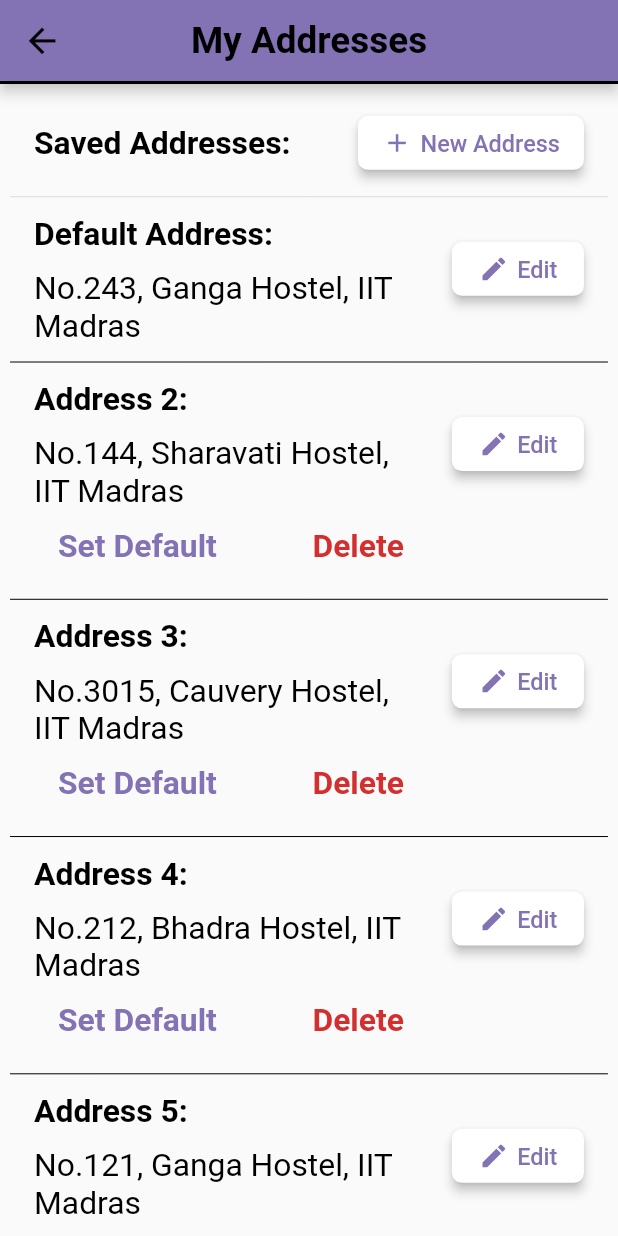
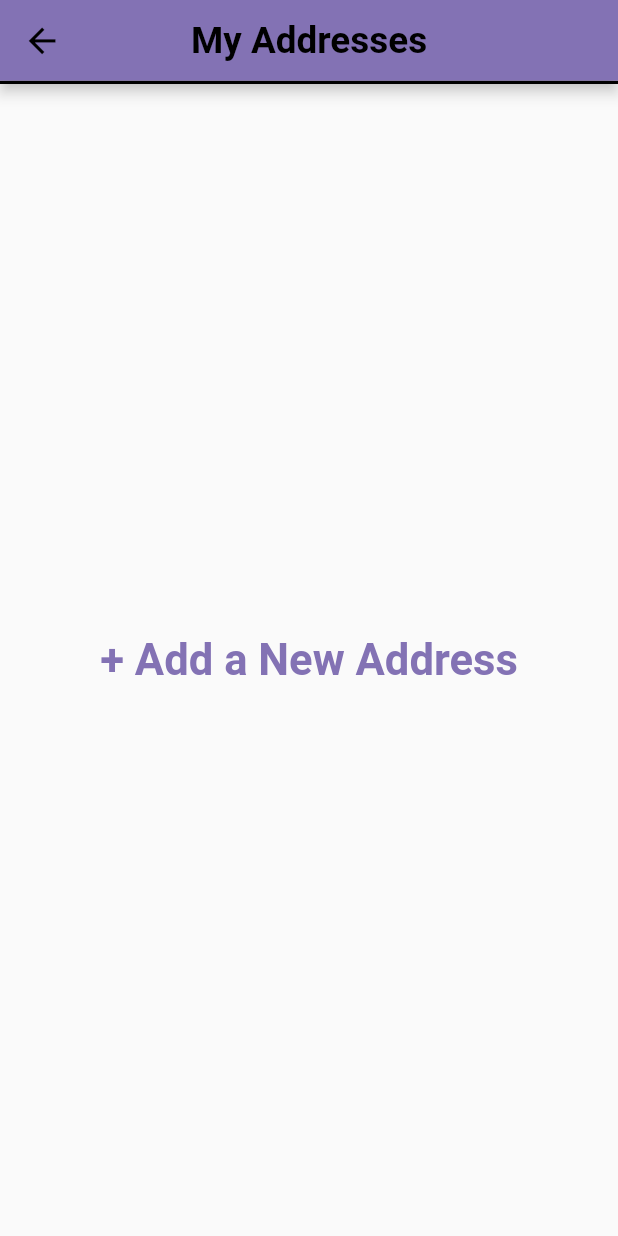
Before and after one commit to tarunprasadoff/insti_shop, a Flutter app: the MyAddressesScreen screen opened directly, on a phone screen of 412 x 824 dp. Run offline on Flutter 3.47's test engine with Material 2 defaults, Android fonts, the phone set to English and light mode, and no system bars; our stand-ins replace equatable.

Commit message:
AddAddressFeature

```diff
--- a/lib/providers/profile.dart
+++ b/lib/providers/profile.dart
@@ -4,17 +4,11 @@ class Profile with ChangeNotifier {
   String phoneNumber = 'xxxx-xxx-xxx';
 
   static Address tempDefaultAddress =
-      Address(roomNumber: 243, hostel: Hostel.ganga);
+      Address(name: 'Dual', roomNumber: 243, hostel: Hostel.ganga);
   static dynamic tempDefaultAddressKey = UniqueKey();
 
-  List<Map<dynamic, Address>> _myAddresses = [
-    {tempDefaultAddressKey: tempDefaultAddress},
-    {UniqueKey(): Address(roomNumber: 144, hostel: Hostel.sharavati)},
-    {UniqueKey(): Address(roomNumber: 3015, hostel: Hostel.cauvery)},
-    {UniqueKey(): Address(roomNumber: 212, hostel: Hostel.bhadra)},
-    {UniqueKey(): Address(roomNumber: 121, hostel: Hostel.ganga)},
-  ];
-  dynamic defaultAddressKey = tempDefaultAddressKey;
+  List<Map<dynamic, Address>> _myAddresses = [];
+  dynamic defaultAddressKey;
 
   void setPhoneNumber(String phNo) {
     phoneNumber = phNo;
@@ -27,8 +21,11 @@ class Profile with ChangeNotifier {
   }
 
   void addAddress(Address address) {
-    defaultAddressKey = UniqueKey();
-    _myAddresses.add({defaultAddressKey: address});
+    dynamic _key = UniqueKey();
+    if (_myAddresses.length == 0) {
+      defaultAddressKey = _key;
+    }
+    _myAddresses.add({_key: address});
     notifyListeners();
   }
 
@@ -45,8 +42,12 @@ class Profile with ChangeNotifier {
   }
 
   Address get defaultAddress {
-    return _myAddresses.firstWhere(
-        (element) => element.containsKey(defaultAddressKey))[defaultAddressKey];
+    if (defaultAddressKey == null) {
+      return null;
+    } else {
+      return _myAddresses.firstWhere((element) =>
+          element.containsKey(defaultAddressKey))[defaultAddressKey];
+    }
   }
 
   List<Map<dynamic, Address>> get remainingAddresses {
@@ -56,15 +57,17 @@ class Profile with ChangeNotifier {
   }
 
   String getAddressString(Address myAddress) {
-    return 'No.${myAddress.roomNumber}, ${Address(roomNumber: null, hostel: null).hostelDataList[myAddress.hostel]} Hostel, IIT Madras';
+    return '${myAddress.name}, No.${myAddress.roomNumber}, ${Address(name: null, roomNumber: null, hostel: null).hostelDataList[myAddress.hostel]} Hostel, IIT Madras';
   }
 }
 
 class Address {
+  final String name;
   final int roomNumber;
   final Hostel hostel;
 
-  Address({@required this.roomNumber, @required this.hostel});
+  Address(
+      {@required this.name, @required this.roomNumber, @required this.hostel});
 
   static const Map<Hostel, String> _hostelDataList = const {
     Hostel.ganga: 'Ganga',
--- a/lib/screens/my_addresses_screen.dart
+++ b/lib/screens/my_addresses_screen.dart
@@ -1,6 +1,7 @@
 import 'package:flutter/material.dart';
 import 'package:insti_shop/general/general.dart';
 import 'package:insti_shop/providers/profile.dart';
+import 'package:insti_shop/widgets/add_address_sheet.dart';
 import 'package:insti_shop/widgets/icon_text_button.dart';
 import 'package:insti_shop/widgets/my_app_bar.dart';
 import 'package:insti_shop/widgets/my_snack_bar.dart';
@@ -29,7 +30,23 @@ class MyAddressesScreen extends StatelessWidget {
 
     return Scaffold(
       appBar: MyAppBar('My Addresses'),
-      body: Padding(
+      body: _defaultAddressKey == null
+          ? Center(
+              child: FlatButton(
+                onPressed: () {
+                  AddAddressSheet().showAddAddressSheet(context, unitSize);
+                },
+                child: Text(
+                  '+ Add a New Address',
+                  textScaleFactor: unitSize,
+                  style: TextStyle(
+                      fontSize: 26,
+                      fontWeight: FontWeight.bold,
+                      color: Theme.of(context).primaryColor),
+                ),
+              ),
+            )
+          : Padding(
               padding: EdgeInsets.symmetric(
                   horizontal: unitSize * 6, vertical: unitSize * 10),
               child: SingleChildScrollView(
@@ -50,12 +67,15 @@ class MyAddressesScreen extends StatelessWidget {
                         ],
                       ),
                       trailing: IconTextButton(
-                    icon: Icons.add, onTap: () {}, title: 'New Address'),
+                          icon: Icons.add,
+                          onTap: () {
+                            AddAddressSheet()
+                                .showAddAddressSheet(context, unitSize);
+                          },
+                          title: 'New Address'),
                     ),
                     Divider(),
-              InkWell(
-                onTap: () {},
-                child: ListTile(
+                    ListTile(
                       title: Column(
                         crossAxisAlignment: CrossAxisAlignment.start,
                         children: <Widget>[
@@ -82,7 +102,6 @@ class MyAddressesScreen extends StatelessWidget {
                       trailing: IconTextButton(
                           icon: Icons.edit, onTap: () {}, title: 'Edit'),
                     ),
-              ),
                     Divider(
                       color: Theme.of(context).accentColor,
                     ),
@@ -90,9 +109,7 @@ class MyAddressesScreen extends StatelessWidget {
                       _addressIndex++;
                       return Column(
                         children: <Widget>[
-                    InkWell(
-                      onTap: () {},
-                      child: ListTile(
+                          ListTile(
                             title: Column(
                               crossAxisAlignment: CrossAxisAlignment.start,
                               children: <Widget>[
@@ -116,38 +133,32 @@ class MyAddressesScreen extends StatelessWidget {
                                       .bodyText2
                                       .copyWith(fontWeight: FontWeight.normal),
                                 ),
+                                SizedBox(
+                                  height: unitSize * 15,
+                                ),
                                 Row(
                                   children: <Widget>[
-                                FlatButton(
-                                  onPressed: () {
-                                    _profileProvider
-                                        .setDefaultAddress(e.keys.toList()[0]);
+                                    IconTextButton(
+                                        icon: Icons.check,
+                                        onTap: () {
+                                          _profileProvider.setDefaultAddress(
+                                              e.keys.toList()[0]);
                                           MySnackBar().showSnackBar(
                                               context: context,
                                               title: 'Default Address Updated',
                                               unitSize: unitSize);
                                         },
-                                  child: Text(
-                                    'Set Default',
-                                    textScaleFactor: unitSize,
-                                    style: Theme.of(context)
-                                        .textTheme
-                                        .bodyText2
-                                        .copyWith(
-                                            color:
-                                                Theme.of(context).primaryColor),
-                                  ),
-                                ),
-                                FlatButton(
-                                  splashColor: Theme.of(context).errorColor,
-                                  onPressed: () async {
+                                        title: 'Set Default'),
+                                    IconTextButton(
+                                      icon: Icons.delete,
+                                      onTap: () async {
                                         if (await MyWarningDialogFunction()
                                                 .getMyWarningDialogFunction(
                                                     context, unitSize)(
                                             'Are you sure?',
                                             'The address will be removed.')) {
-                                      _profileProvider
-                                          .removeAddress(e.keys.toList()[0]);
+                                          _profileProvider.removeAddress(
+                                              e.keys.toList()[0]);
                                           MySnackBar().showSnackBar(
                                             context: context,
                                             title: 'Address Deleted',
@@ -156,19 +167,12 @@ class MyAddressesScreen extends StatelessWidget {
                                           );
                                         }
                                       },
-                                  child: Text(
-                                    'Delete',
-                                    textScaleFactor: unitSize,
-                                    style: Theme.of(context)
-                                        .textTheme
-                                        .bodyText2
-                                        .copyWith(
-                                            color:
-                                                Theme.of(context).errorColor),
+                                      title: 'Delete',
+                                      color: Theme.of(context).errorColor,
                                     ),
-                                )
                                   ],
-                              mainAxisAlignment: MainAxisAlignment.spaceBetween,
+                                  mainAxisAlignment:
+                                      MainAxisAlignment.spaceBetween,
                                 )
                               ],
                             ),
@@ -178,9 +182,10 @@ class MyAddressesScreen extends StatelessWidget {
                                   height: unitSize * 6,
                                 ),
                                 IconTextButton(
-                                icon: Icons.edit, onTap: () {}, title: 'Edit'),
+                                    icon: Icons.edit,
+                                    onTap: () {},
+                                    title: 'Edit'),
                               ],
-                        ),
                             ),
                           ),
                           Divider(
```
Also changed, not shown: lib/widgets/add_address_sheet.dart (added, +20 -0 lines), lib/widgets/add_address_widget.dart (added, +346 -0 lines), lib/widgets/icon_text_button.dart (+8 -3 lines), 3 other files. Lines whose indentation alone changed are shown as unchanged.
